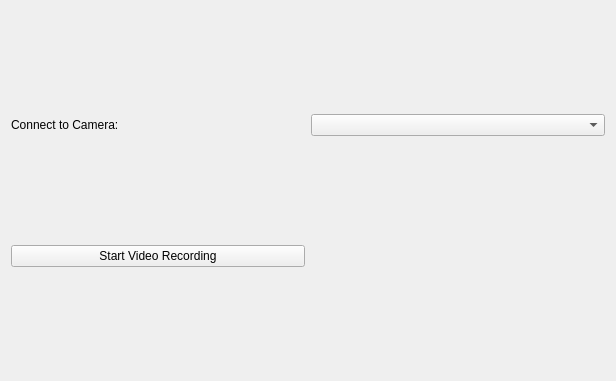
This is Frontend/Windows/LivestreamWindow/livestreamcontrolwindow.ui in WPI-HPRC/groundstation-2025 as Qt 5 draws it before an edit. The edited form follows.
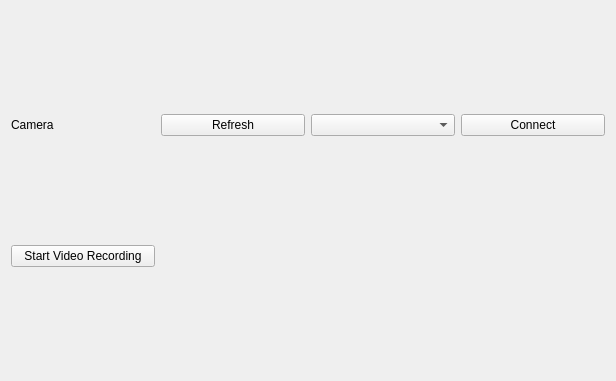
This is the edited form.

Commit message: added ability to connect to a specific camera

What changed in the file:
```diff
--- a/Frontend/Windows/LivestreamWindow/livestreamcontrolwindow.ui
+++ b/Frontend/Windows/LivestreamWindow/livestreamcontrolwindow.ui
@@ -14,24 +14,38 @@
    <string>LivestreamControlWindow</string>
   </property>
   <layout class="QGridLayout" name="gridLayout">
+   <item row="1" column="0">
+    <widget class="QPushButton" name="ToggleRecordingButton">
+     <property name="text">
+      <string>Start Video Recording</string>
+     </property>
+    </widget>
+   </item>
    <item row="0" column="0">
     <widget class="QLabel" name="label">
      <property name="text">
-      <string>Connect to Camera:</string>
+      <string>Camera</string>
      </property>
     </widget>
    </item>
-   <item row="0" column="1">
+   <item row="0" column="3">
+    <widget class="QPushButton" name="ConnectToCameraButton">
+     <property name="text">
+      <string>Connect</string>
+     </property>
+    </widget>
+   </item>
+   <item row="0" column="2">
     <widget class="QComboBox" name="CameraDropdown">
      <property name="currentText">
       <string/>
      </property>
     </widget>
    </item>
-   <item row="1" column="0">
-    <widget class="QPushButton" name="ToggleRecordingButton">
+   <item row="0" column="1">
+    <widget class="QPushButton" name="RefreshCamerasButton">
      <property name="text">
-      <string>Start Video Recording</string>
+      <string>Refresh</string>
      </property>
     </widget>
    </item>
```
The commit also changes 6 other files.
